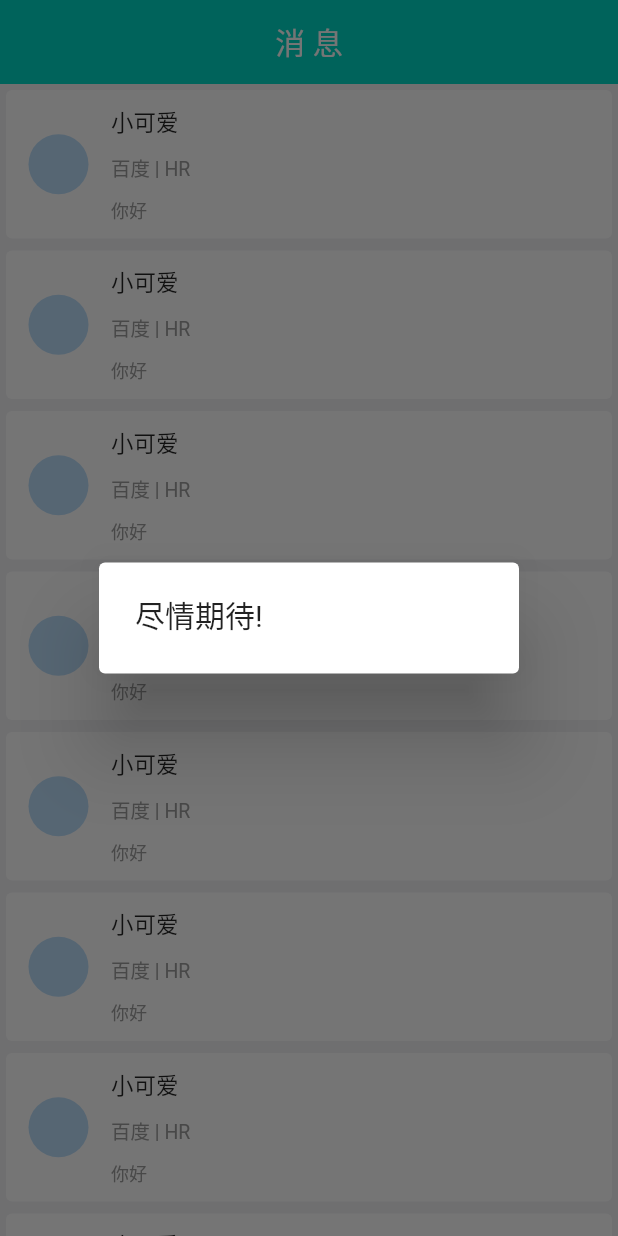
After one commit to JaredLees/flutter_boss_v1.0, a Flutter app: the MessageMain screen opened directly, after a tap on "小可爱", on a phone screen of 412 x 824 dp. The commit adds this screen. Run offline on Flutter 3.47's test engine with Material 2 defaults, Android fonts, the phone set to English and light mode, and no system bars; network calls fail.

Commit message:
添加消息页面布局

```diff
--- /dev/null
+++ b/bossapp/lib/Compoments/MessageListItem.dart
@@ -0,0 +1,67 @@
+import 'package:flutter/material.dart';
+import '../Models/MessageModel.dart';
+
+class MessageListItem extends StatelessWidget {
+  MessageListItem({this.message});
+  final MessageModel message;
+
+  @override
+  Widget build(BuildContext context) {
+    return new SizedBox(
+      child: new Card(
+        elevation: 0.0,
+        child: new Row(
+          children: <Widget>[
+            new Padding(
+                padding: const EdgeInsets.only(
+                  left: 15.0,
+                  right: 15.0,
+                  bottom: 0.0,
+                ),
+                child: new CircleAvatar(
+                    radius: 20.0,
+                    backgroundImage: new NetworkImage(message.avatar))),
+            new Expanded(
+              child: new Column(
+                crossAxisAlignment: CrossAxisAlignment.start,
+                mainAxisSize: MainAxisSize.min,
+                children: <Widget>[
+                  new Container(
+                    child: new Text(
+                      message.name,
+                      textAlign: TextAlign.left,
+                      style: new TextStyle(fontSize: 15.0),
+                    ),
+                    margin: const EdgeInsets.only(top: 10.0, bottom: 5.0),
+                  ),
+                  new Padding(
+                    padding: const EdgeInsets.only(
+                      top: 5.0,
+                      left: 0.0,
+                      right: 5.0,
+                      bottom: 5.0,
+                    ),
+                    child: new Text(message.company + ' | ' + message.position,
+                        style:
+                            new TextStyle(fontSize: 13.0, color: Colors.grey)),
+                  ),
+                  new Padding(
+                    padding: const EdgeInsets.only(
+                      top: 5.0,
+                      left: 0.0,
+                      right: 5.0,
+                      bottom: 10.0,
+                    ),
+                    child: new Text(message.msg,
+                        style:
+                            new TextStyle(fontSize: 12.0, color: Colors.grey)),
+                  ),
+                ],
+              ),
+            ),
+          ],
+        ),
+      ),
+    );
+  }
+}
--- a/bossapp/lib/Models/MessageModel.dart
+++ b/bossapp/lib/Models/MessageModel.dart
@@ -18,9 +18,16 @@ class MessageModel {
   final String msg;
 
   static List<MessageModel> fromJson(String json) {
-    return jsonDecode(json)['list']
-        .map((obj) => MessageModel.fromMap(obj))
-        .toList();
+    List<MessageModel> listModel = new List<MessageModel>();
+    List list = jsonDecode(json)['list'];
+    list.forEach((v) {
+      var model = fromMap(v);
+      listModel.add(model);
+    });
+    return listModel;
+    // return jsonDecode(json)['list']
+    //     .map((obj) => MessageModel.fromMap(obj))
+    //     .toList();
   }
 
   static MessageModel fromMap(Map map) {
--- a/bossapp/lib/screens/Main.dart
+++ b/bossapp/lib/screens/Main.dart
@@ -1,8 +1,8 @@
 import 'package:flutter/material.dart';
 import '../Compoments/IconTab.dart';
 import '../Config/Constant.dart';
-
-import '../screens/Job/JobMainScreen.dart';
+import '../screens/message/MessageMain.dart';
+import '../screens/job/JobMainScreen.dart';
 
 ///程序主入口
 class Main extends StatefulWidget {
@@ -47,7 +47,7 @@ class _MainState extends State<Main> with SingleTickerProviderStateMixin {
             //JobMainScreen(),
             new JobMainScreen(),
             new Text('CompanyTab--公司'),
-            new Text('MessageTab--消息'),
+            MessageMain(),
             new Text('MineTab--我的')
           ],
           controller: _controller,
@@ -61,8 +61,8 @@ class _MainState extends State<Main> with SingleTickerProviderStateMixin {
             tabs: <IconTab>[
               IconTab(
                 icon: _currentIndex == Constant.INDEX_JOB
-                    ? "assets/images/ic_main_tab_company_pre.png"
-                    : "assets/images/ic_main_tab_company_nor.png",
+                    ? "assets/images/ic_main_tab_find_pre.png"
+                    : "assets/images/ic_main_tab_find_nor.png",
                 text: "职位",
                 color: _currentIndex == Constant.INDEX_JOB
                     ? Constant.kPrimaryColor
@@ -72,8 +72,8 @@ class _MainState extends State<Main> with SingleTickerProviderStateMixin {
               ),
               IconTab(
                 icon: _currentIndex == Constant.INDEX_COMPANY
-                    ? "assets/images/ic_main_tab_contacts_pre.png"
-                    : "assets/images/ic_main_tab_contacts_nor.png",
+                    ? "assets/images/ic_main_tab_company_pre.png"
+                    : "assets/images/ic_main_tab_company_nor.png",
                 text: "公司",
                 color: _currentIndex == Constant.INDEX_COMPANY
                     ? Constant.kPrimaryColor
@@ -83,8 +83,8 @@ class _MainState extends State<Main> with SingleTickerProviderStateMixin {
               ),
               IconTab(
                 icon: _currentIndex == Constant.INDEX_MESSAGE
-                    ? "assets/images/ic_main_tab_find_pre.png"
-                    : "assets/images/ic_main_tab_find_nor.png",
+                    ? "assets/images/ic_main_tab_contacts_pre.png"
+                    : "assets/images/ic_main_tab_contacts_nor.png",
                 text: "消息",
                 color: _currentIndex == Constant.INDEX_MESSAGE
                     ? Constant.kPrimaryColor
--- /dev/null
+++ b/bossapp/lib/screens/company/CompanyMain.dart
@@ -0,0 +1,25 @@
+import 'package:flutter/material.dart';
+
+class CompanyMain extends StatefulWidget {
+  @override
+  _CompanyMainState createState() => _CompanyMainState();
+}
+
+class _CompanyMainState extends State<CompanyMain> {
+  @override
+  Widget build(BuildContext context) {
+    return Scaffold(
+      appBar: AppBar(
+        title: Text('text'),
+      ),
+      body: Container(
+        padding: EdgeInsets.all(32.0),
+        child: Center(
+          child: Column(
+            children: <Widget>[],
+          ),
+        ),
+      ),
+    );
+  }
+}
--- /dev/null
+++ b/bossapp/lib/screens/message/MessageMain.dart
@@ -0,0 +1,119 @@
+import 'package:bossapp/Compoments/MessageListItem.dart';
+import 'package:flutter/material.dart';
+import '../../Models/MessageModel.dart';
+
+class MessageMain extends StatefulWidget {
+  @override
+  _MessageMainState createState() => _MessageMainState();
+}
+
+class _MessageMainState extends State<MessageMain> {
+  List<MessageModel> _messages = [];
+  void getMessageList() {
+    setState(() {
+      _messages = MessageModel.fromJson("""
+          {
+            "list": [
+              {
+                "avatar": "https://img.bosszhipin.com/beijin/mcs/useravatar/20180301/17aefca1b3d0dd6c5f94409e4c1e42a2cfcd208495d565ef66e7dff9f98764da_s.jpg",
+                "name": "小可爱",
+                "company": "百度",
+                "position": "HR",
+                "msg": "你好"
+              },
+              {
+                "avatar": "https://img.bosszhipin.com/beijin/mcs/useravatar/20180301/17aefca1b3d0dd6c5f94409e4c1e42a2cfcd208495d565ef66e7dff9f98764da_s.jpg",
+                "name": "小可爱",
+                "company": "百度",
+                "position": "HR",
+                "msg": "你好"
+              },
+              {
+                "avatar": "https://img.bosszhipin.com/beijin/mcs/useravatar/20180301/17aefca1b3d0dd6c5f94409e4c1e42a2cfcd208495d565ef66e7dff9f98764da_s.jpg",
+                "name": "小可爱",
+                "company": "百度",
+                "position": "HR",
+                "msg": "你好"
+              },
+              {
+                "avatar": "https://img.bosszhipin.com/beijin/mcs/useravatar/20180301/17aefca1b3d0dd6c5f94409e4c1e42a2cfcd208495d565ef66e7dff9f98764da_s.jpg",
+                "name": "小可爱",
+                "company": "百度",
+                "position": "HR",
+                "msg": "你好"
+              },
+              {
+                "avatar": "https://img.bosszhipin.com/beijin/mcs/useravatar/20180301/17aefca1b3d0dd6c5f94409e4c1e42a2cfcd208495d565ef66e7dff9f98764da_s.jpg",
+                "name": "小可爱",
+                "company": "百度",
+                "position": "HR",
+                "msg": "你好"
+              },
+              {
+                "avatar": "https://img.bosszhipin.com/beijin/mcs/useravatar/20180301/17aefca1b3d0dd6c5f94409e4c1e42a2cfcd208495d565ef66e7dff9f98764da_s.jpg",
+                "name": "小可爱",
+                "company": "百度",
+                "position": "HR",
+                "msg": "你好"
+              },
+              {
+                "avatar": "https://img.bosszhipin.com/beijin/mcs/useravatar/20180301/17aefca1b3d0dd6c5f94409e4c1e42a2cfcd208495d565ef66e7dff9f98764da_s.jpg",
+                "name": "小可爱",
+                "company": "百度",
+                "position": "HR",
+                "msg": "你好"
+              },
+              {
+                "avatar": "https://img.bosszhipin.com/beijin/mcs/useravatar/20180301/17aefca1b3d0dd6c5f94409e4c1e42a2cfcd208495d565ef66e7dff9f98764da_s.jpg",
+                "name": "小可爱",
+                "company": "百度",
+                "position": "HR",
+                "msg": "你好"
+              }
+            ]
+          }
+      """);
+    });
+  }
+
+  @override
+  void initState() {
+    getMessageList();
+    super.initState();
+  }
+
+  @override
+  Widget build(BuildContext context) {
+    return new Scaffold(
+      backgroundColor: new Color.fromARGB(255, 242, 242, 245),
+      appBar: new AppBar(
+        elevation: 0.0,
+        centerTitle: true,
+        title: new Text('消 息',
+            style: new TextStyle(fontSize: 20.0, color: Colors.white)),
+      ),
+      body: new ListView.builder(
+          itemCount: _messages.length,
+          itemBuilder: (context, index) => buildCompanyItem(context, index)),
+    );
+  }
+
+  ///
+  buildCompanyItem(BuildContext context, int index) {
+    MessageModel message = _messages[index];
+
+    var messageItem = new GestureDetector(
+        onTap: () {
+          showDialog(
+              context: context,
+              builder: (context) => AlertDialog(
+                      content: new Text(
+                    "尽情期待!",
+                    style: new TextStyle(fontSize: 20.0),
+                  )));
+        },
+        child: MessageListItem(message: message));
+
+    return messageItem;
+  }
+}
--- /dev/null
+++ b/bossapp/lib/screens/mine/MineMain.dart
@@ -0,0 +1,26 @@
+import 'package:flutter/material.dart';
+
+
+class MineMain extends StatefulWidget {
+  @override
+  _MineMainState createState() => _MineMainState();
+}
+
+class _MineMainState extends State<MineMain> {
+  @override
+  Widget build(BuildContext context) {
+    return Scaffold(
+      appBar: AppBar(
+        title: Text('text'),
+      ),
+      body: Container(
+        padding: EdgeInsets.all(32.0),
+        child: Center(
+          child: Column(
+            children: <Widget>[],
+          ),
+        ),
+      ),
+    );
+  }
+}
```
